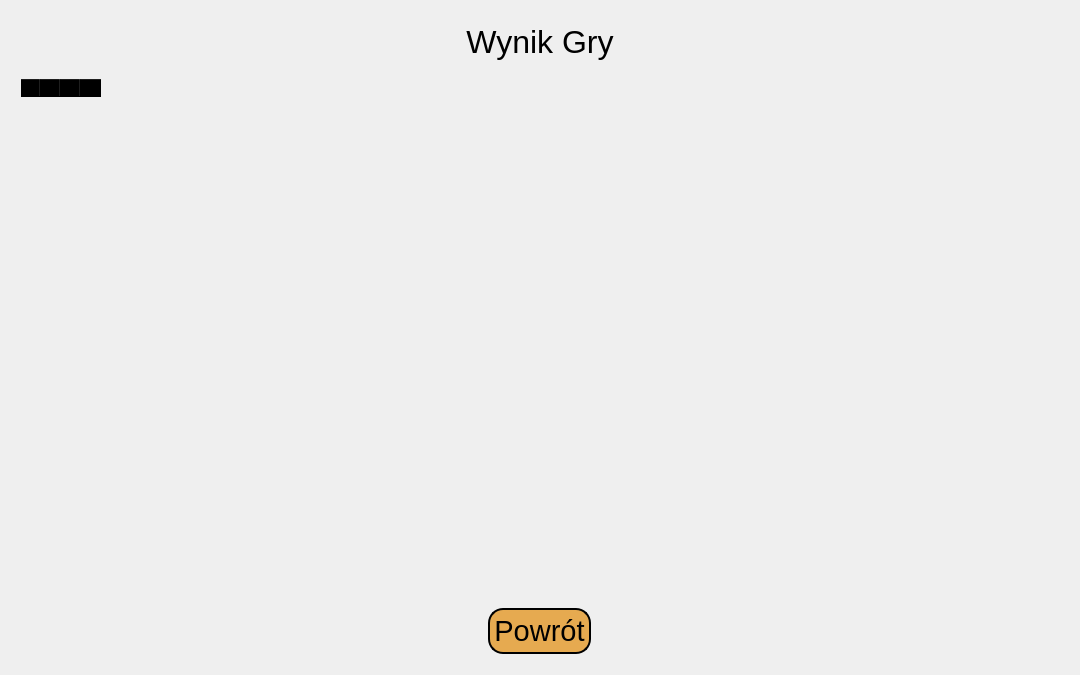
piotrjwegrzyn/Scrabble, file src/gui/accounts/statistics/mini_statistics_window/mini_statistics_window.ui: the form before one commit.
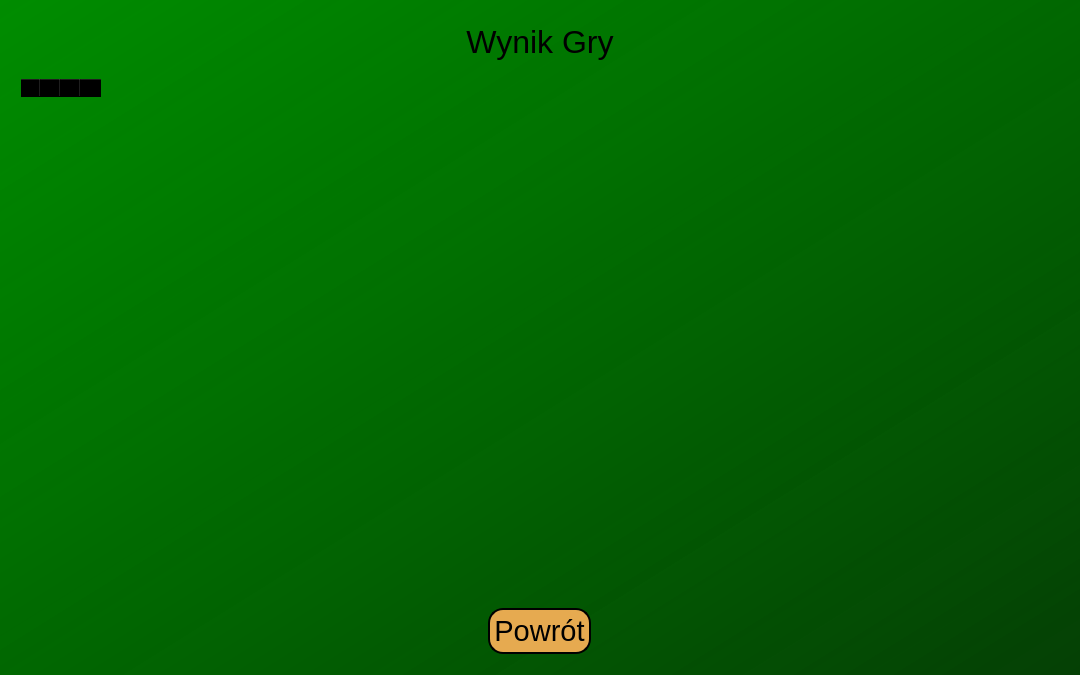
The form after the commit.

```diff
--- a/src/gui/accounts/statistics/mini_statistics_window/mini_statistics_window.ui
+++ b/src/gui/accounts/statistics/mini_statistics_window/mini_statistics_window.ui
@@ -13,6 +13,9 @@
   <property name="windowTitle">
    <string>Dialog</string>
   </property>
+  <property name="styleSheet">
+   <string notr="true">background-color:qlineargradient(spread:pad, x1:0, y1:0, x2:1, y2:1, stop:0 rgba(0, 140, 0, 255), stop:1 rgba(0, 60, 0, 220))</string>
+  </property>
   <layout class="QGridLayout" name="gridLayout">
    <item row="0" column="0">
     <layout class="QVBoxLayout" name="verticalLayout_3" stretch="1,10,1">
```
